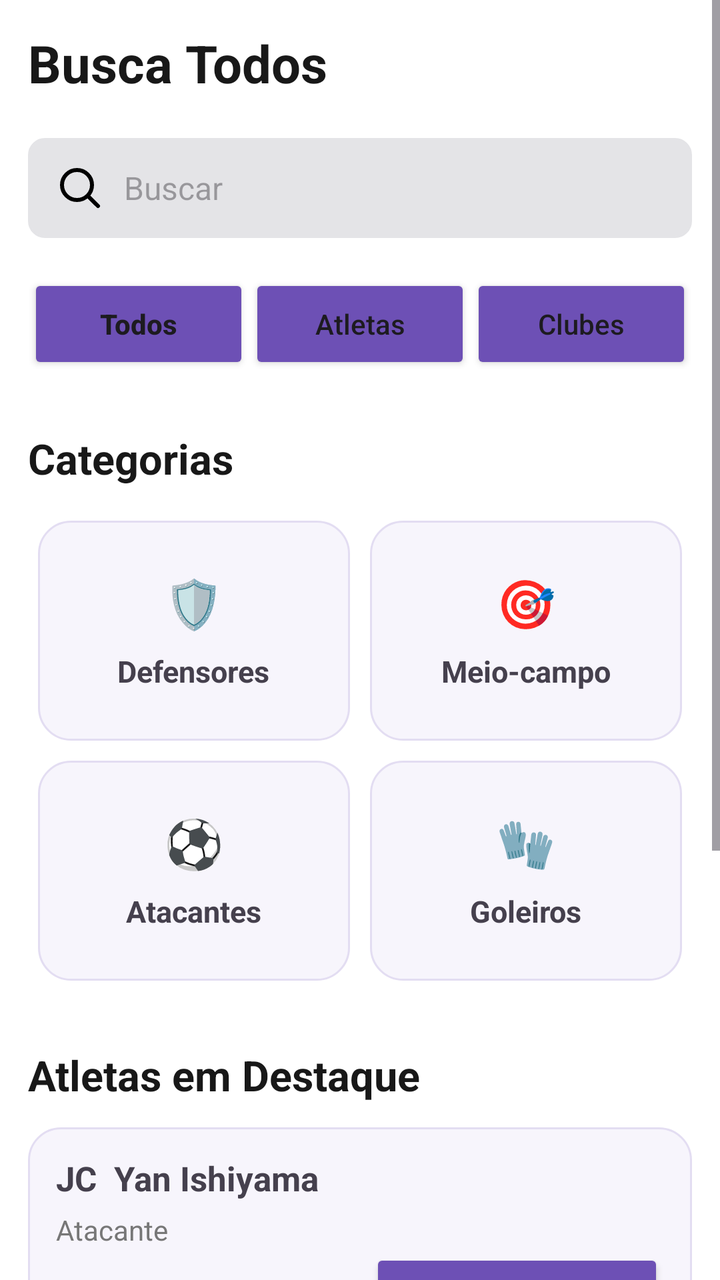
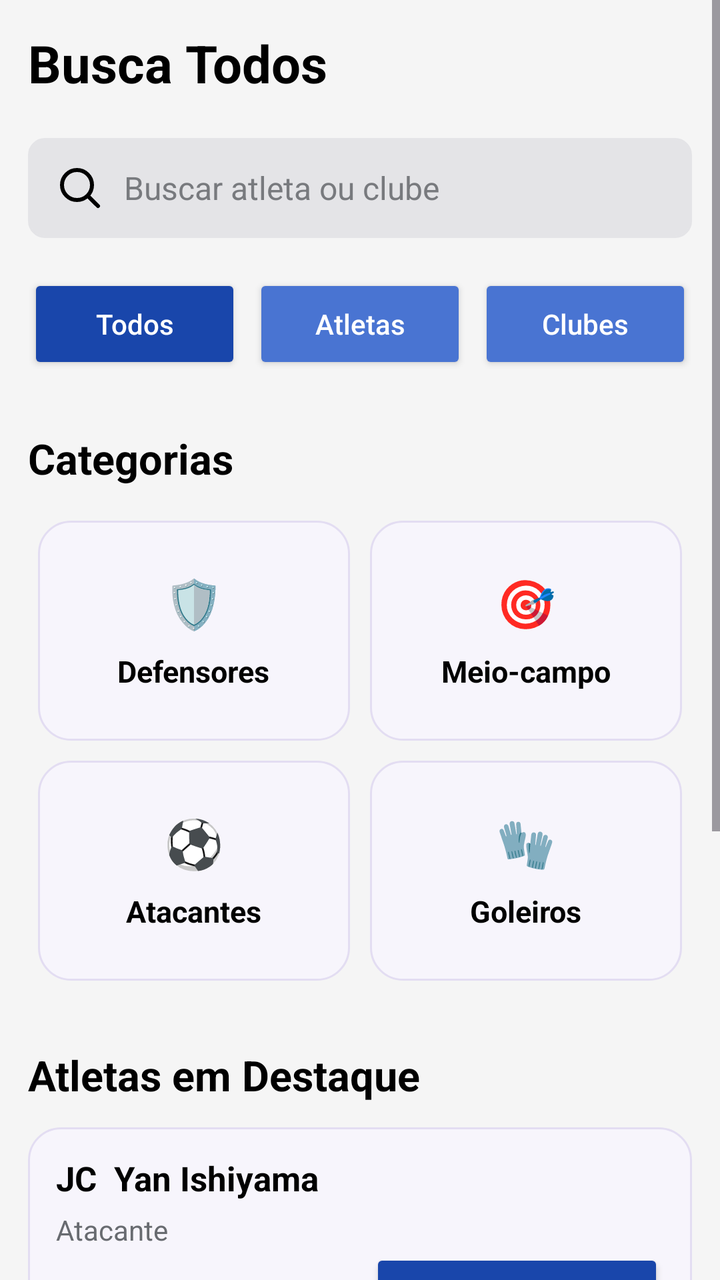

The first picture is an Android layout as it rendered before a commit; the second is the same layout after the commit. The layout source and the unified diff follow.
<!-- AndroidManifest.xml: application theme Theme.Escouter -->
<!-- res/layout/fragment_busca_todos.xml -->
<?xml version="1.0" encoding="utf-8"?>
<ScrollView xmlns:android="http://schemas.android.com/apk/res/android"
    android:layout_width="match_parent"
    android:layout_height="match_parent"
    android:background="#FFFFFF">

    <LinearLayout
        android:layout_width="match_parent"
        android:layout_height="wrap_content"
        android:orientation="vertical"
        android:padding="14dp">

        
        <TextView
            android:layout_width="wrap_content"
            android:layout_height="wrap_content"
            android:text="Busca Todos"
            android:textSize="26sp"
            android:textStyle="bold"
            android:textColor="#181818"
            android:layout_marginBottom="20dp" />

        
        <LinearLayout
            android:layout_width="match_parent"
            android:layout_height="50dp"
            android:gravity="center_vertical"
            android:paddingHorizontal="14dp"
            android:background="@drawable/bg_input">

            <ImageView
                android:layout_width="24dp"
                android:layout_height="24dp"
                android:src="@drawable/ic_buscar" />

            <EditText
                android:id="@+id/edtBusca"
                android:layout_width="match_parent"
                android:layout_height="match_parent"
                android:layout_marginStart="10dp"
                android:background="@android:color/transparent"
                android:hint="Buscar"
                android:textSize="16sp"
                android:singleLine="true" />

        </LinearLayout>

        
        <LinearLayout
            android:layout_width="match_parent"
            android:layout_height="50dp"
            android:layout_marginTop="18dp"
            android:orientation="horizontal">

            <Button
                android:id="@+id/btnTodos"
                android:layout_width="0dp"
                android:layout_height="match_parent"
                android:layout_weight="1"
                android:text="Todos"
                android:textAllCaps="false"
                android:textStyle="bold"
                android:backgroundTint="#6D50B5" />

            <Button
                android:id="@+id/btnAtletas"
                android:layout_width="0dp"
                android:layout_height="match_parent"
                android:layout_weight="1"
                android:text="Atletas"
                android:textAllCaps="false"
                android:backgroundTint="#6D50B5" />

            <Button
                android:id="@+id/btnClubes"
                android:layout_width="0dp"
                android:layout_height="match_parent"
                android:layout_weight="1"
                android:text="Clubes"
                android:textAllCaps="false"
                android:backgroundTint="#6D50B5" />

        </LinearLayout>

        
        <TextView
            android:layout_width="wrap_content"
            android:layout_height="wrap_content"
            android:text="Categorias"
            android:textSize="21sp"
            android:textStyle="bold"
            android:textColor="#181818"
            android:layout_marginTop="28dp"
            android:layout_marginBottom="12dp" />

        <LinearLayout
            android:layout_width="match_parent"
            android:layout_height="wrap_content"
            android:orientation="vertical">

            
            <LinearLayout
                android:layout_width="match_parent"
                android:layout_height="120dp"
                android:orientation="horizontal">

                <LinearLayout
                    android:layout_width="0dp"
                    android:layout_height="match_parent"
                    android:layout_weight="1"
                    android:layout_margin="5dp"
                    android:gravity="center"
                    android:orientation="vertical"
                    android:background="@drawable/bg_categoria">

                    <TextView
                        android:layout_width="wrap_content"
                        android:layout_height="wrap_content"
                        android:text="🛡️"
                        android:textSize="24sp" />

                    <TextView
                        android:layout_width="wrap_content"
                        android:layout_height="wrap_content"
                        android:text="Defensores"
                        android:textSize="15sp"
                        android:textStyle="bold"
                        android:textColor="#45404D"
                        android:layout_marginTop="8dp" />

                </LinearLayout>

                <LinearLayout
                    android:layout_width="0dp"
                    android:layout_height="match_parent"
                    android:layout_weight="1"
                    android:layout_margin="5dp"
                    android:gravity="center"
                    android:orientation="vertical"
                    android:background="@drawable/bg_categoria">

                    <TextView
                        android:layout_width="wrap_content"
                        android:layout_height="wrap_content"
                        android:text="🎯"
                        android:textSize="24sp" />

                    <TextView
                        android:layout_width="wrap_content"
                        android:layout_height="wrap_content"
                        android:text="Meio-campo"
                        android:textSize="15sp"
                        android:textStyle="bold"
                        android:textColor="#45404D"
                        android:layout_marginTop="8dp" />

                </LinearLayout>

            </LinearLayout>

            
            <LinearLayout
                android:layout_width="match_parent"
                android:layout_height="120dp"
                android:orientation="horizontal">

                <LinearLayout
                    android:layout_width="0dp"
                    android:layout_height="match_parent"
                    android:layout_weight="1"
                    android:layout_margin="5dp"
                    android:gravity="center"
                    android:orientation="vertical"
                    android:background="@drawable/bg_categoria">

                    <TextView
                        android:layout_width="wrap_content"
                        android:layout_height="wrap_content"
                        android:text="⚽"
                        android:textSize="24sp" />

                    <TextView
                        android:layout_width="wrap_content"
                        android:layout_height="wrap_content"
                        android:text="Atacantes"
                        android:textSize="15sp"
                        android:textStyle="bold"
                        android:textColor="#45404D"
                        android:layout_marginTop="8dp" />

                </LinearLayout>

                <LinearLayout
                    android:layout_width="0dp"
                    android:layout_height="match_parent"
                    android:layout_weight="1"
                    android:layout_margin="5dp"
                    android:gravity="center"
                    android:orientation="vertical"
                    android:background="@drawable/bg_categoria">

                    <TextView
                        android:layout_width="wrap_content"
                        android:layout_height="wrap_content"
                        android:text="🧤"
                        android:textSize="24sp" />

                    <TextView
                        android:layout_width="wrap_content"
                        android:layout_height="wrap_content"
                        android:text="Goleiros"
                        android:textSize="15sp"
                        android:textStyle="bold"
                        android:textColor="#45404D"
                        android:layout_marginTop="8dp" />

                </LinearLayout>

            </LinearLayout>

        </LinearLayout>

        
        <TextView
            android:layout_width="wrap_content"
            android:layout_height="wrap_content"
            android:text="Atletas em Destaque"
            android:textSize="21sp"
            android:textStyle="bold"
            android:textColor="#181818"
            android:layout_marginTop="28dp"
            android:layout_marginBottom="12dp" />

        
        <LinearLayout
            android:layout_width="match_parent"
            android:layout_height="115dp"
            android:orientation="vertical"
            android:padding="14dp"
            android:background="@drawable/bg_categoria"
            android:layout_marginBottom="10dp">

            <TextView
                android:layout_width="wrap_content"
                android:layout_height="wrap_content"
                android:text="JC  Yan Ishiyama"
                android:textSize="17sp"
                android:textStyle="bold"
                android:textColor="#45404D" />

            <TextView
                android:layout_width="wrap_content"
                android:layout_height="wrap_content"
                android:text="Atacante"
                android:textSize="14sp"
                android:textColor="#777777"
                android:layout_marginTop="5dp" />

            <Button
                android:layout_width="wrap_content"
                android:layout_height="48dp"
                android:layout_gravity="end"
                android:text="Ver Perfil Completo"
                android:textAllCaps="false"
                android:backgroundTint="#6D50B5" />

        </LinearLayout>

        
        <LinearLayout
            android:layout_width="match_parent"
            android:layout_height="115dp"
            android:orientation="vertical"
            android:padding="14dp"
            android:background="@drawable/bg_categoria"
            android:layout_marginBottom="10dp">

            <TextView
                android:layout_width="wrap_content"
                android:layout_height="wrap_content"
                android:text="PS  Pedro de Souza"
                android:textSize="17sp"
                android:textStyle="bold"
                android:textColor="#45404D" />

            <TextView
                android:layout_width="wrap_content"
                android:layout_height="wrap_content"
                android:text="Goleiro"
                android:textSize="14sp"
                android:textColor="#777777"
                android:layout_marginTop="5dp" />

            <Button
                android:layout_width="wrap_content"
                android:layout_height="48dp"
                android:layout_gravity="end"
                android:text="Ver Perfil Completo"
                android:textAllCaps="false"
                android:backgroundTint="#6D50B5" />

        </LinearLayout>

        
        <LinearLayout
            android:layout_width="match_parent"
            android:layout_height="115dp"
            android:orientation="vertical"
            android:padding="14dp"
            android:background="@drawable/bg_categoria"
            android:layout_marginBottom="20dp">

            <TextView
                android:layout_width="wrap_content"
                android:layout_height="wrap_content"
                android:text="EC  Elinario Costa"
                android:textSize="17sp"
                android:textStyle="bold"
                android:textColor="#45404D" />

            <TextView
                android:layout_width="wrap_content"
                android:layout_height="wrap_content"
                android:text="Zagueiro"
                android:textSize="14sp"
                android:textColor="#777777"
                android:layout_marginTop="5dp" />

            <Button
                android:layout_width="wrap_content"
                android:layout_height="48dp"
                android:layout_gravity="end"
                android:text="Ver Perfil Completo"
                android:textAllCaps="false"
                android:backgroundTint="#6D50B5" />

        </LinearLayout>

    </LinearLayout>

</ScrollView>
<!-- resources referenced by this layout -->
<resources>
  <!-- drawable bg_categoria (drawable) -->
  <?xml version="1.0" encoding="utf-8"?>
  <shape xmlns:android="http://schemas.android.com/apk/res/android"
      android:shape="rectangle">
  
      <solid android:color="#F7F5FC" />
  
      <corners android:radius="16dp" />
  
      <stroke
          android:width="1dp"
          android:color="#E3DDF2" />
  
  </shape>
  <!-- drawable bg_input (drawable) -->
  <?xml version="1.0" encoding="utf-8"?>
  <shape xmlns:android="http://schemas.android.com/apk/res/android"
      android:shape="rectangle">
  
      <solid android:color="@color/card" />
      <corners android:radius="8dp" />
      <stroke
          android:width="1dp"
          android:color="@color/card" />
  
  </shape>
  <!-- drawable ic_buscar (drawable) -->
  <vector xmlns:android="http://schemas.android.com/apk/res/android" android:height="24dp" android:viewportHeight="24" android:viewportWidth="24" android:width="24dp">
        
      <path android:fillColor="#00000000" android:pathData="M15.795,15.811L21,21M18,10.5C18,14.642 14.642,18 10.5,18C6.358,18 3,14.642 3,10.5C3,6.358 6.358,3 10.5,3C14.642,3 18,6.358 18,10.5Z" android:strokeColor="#000000" android:strokeLineCap="round" android:strokeLineJoin="round" android:strokeWidth="2"/>
      
  </vector>
  <style name="Theme.Escouter" parent="Base.Theme.Escouter" />
  <color name="card">#E4E4E7</color>
  <style name="Base.Theme.Escouter" parent="Theme.Material3.DayNight.NoActionBar">
          
          
      </style>
</resources>

<!-- the commit's change to res/layout/fragment_busca_todos.xml (unified diff, before → after) -->
@@ -1,8 +1,9 @@
 <?xml version="1.0" encoding="utf-8"?>
-<ScrollView xmlns:android="http://schemas.android.com/apk/res/android"
+<ScrollView
+    xmlns:android="http://schemas.android.com/apk/res/android"
     android:layout_width="match_parent"
     android:layout_height="match_parent"
-    android:background="#FFFFFF">
+    android:background="@color/fundo">
 
     <LinearLayout
         android:layout_width="match_parent"
@@ -17,7 +18,7 @@
             android:text="Busca Todos"
             android:textSize="26sp"
             android:textStyle="bold"
-            android:textColor="#181818"
+            android:textColor="@color/txtPreto"
             android:layout_marginBottom="20dp" />
 
         
@@ -25,22 +26,27 @@
             android:layout_width="match_parent"
             android:layout_height="50dp"
             android:gravity="center_vertical"
-            android:paddingHorizontal="14dp"
+            android:paddingStart="14dp"
+            android:paddingEnd="14dp"
             android:background="@drawable/bg_input">
 
             <ImageView
                 android:layout_width="24dp"
                 android:layout_height="24dp"
-                android:src="@drawable/ic_buscar" />
+                android:src="@drawable/ic_buscar"
+                android:contentDescription="Buscar" />
 
             <EditText
                 android:id="@+id/edtBusca"
-                android:layout_width="match_parent"
+                android:layout_width="0dp"
                 android:layout_height="match_parent"
+                android:layout_weight="1"
                 android:layout_marginStart="10dp"
                 android:background="@android:color/transparent"
-                android:hint="Buscar"
+                android:hint="Buscar atleta ou clube"
                 android:textSize="16sp"
+                android:textColor="@color/txtPreto"
+                android:textColorHint="@color/txtCinzaClaro"
                 android:singleLine="true" />
 
         </LinearLayout>
@@ -59,26 +65,30 @@
                 android:layout_weight="1"
                 android:text="Todos"
                 android:textAllCaps="false"
-                android:textStyle="bold"
-                android:backgroundTint="#6D50B5" />
+                android:textColor="@color/txtBranco"
+                android:backgroundTint="@color/cardPeneira" />
 
             <Button
                 android:id="@+id/btnAtletas"
                 android:layout_width="0dp"
                 android:layout_height="match_parent"
                 android:layout_weight="1"
+                android:layout_marginStart="6dp"
                 android:text="Atletas"
                 android:textAllCaps="false"
-                android:backgroundTint="#6D50B5" />
+                android:textColor="@color/txtBranco"
+                android:backgroundTint="@color/pontuacoes" />
 
             <Button
                 android:id="@+id/btnClubes"
                 android:layout_width="0dp"
                 android:layout_height="match_parent"
                 android:layout_weight="1"
+                android:layout_marginStart="6dp"
                 android:text="Clubes"
                 android:textAllCaps="false"
-                android:backgroundTint="#6D50B5" />
+                android:textColor="@color/txtBranco"
+                android:backgroundTint="@color/pontuacoes" />
 
         </LinearLayout>
 
@@ -89,7 +99,7 @@
             android:text="Categorias"
             android:textSize="21sp"
             android:textStyle="bold"
-            android:textColor="#181818"
+            android:textColor="@color/txtPreto"
             android:layout_marginTop="28dp"
             android:layout_marginBottom="12dp" />
 
@@ -104,14 +114,18 @@
                 android:layout_height="120dp"
                 android:orientation="horizontal">
 
+                
                 <LinearLayout
+                    android:id="@+id/cardDefensores"
                     android:layout_width="0dp"
                     android:layout_height="match_parent"
                     android:layout_weight="1"
                     android:layout_margin="5dp"
                     android:gravity="center"
                     android:orientation="vertical"
-                    android:background="@drawable/bg_categoria">
+                    android:background="@drawable/bg_categoria"
+                    android:clickable="true"
+                    android:focusable="true">
 
                     <TextView
                         android:layout_width="wrap_content"
@@ -125,19 +139,23 @@
                         android:text="Defensores"
                         android:textSize="15sp"
                         android:textStyle="bold"
-                        android:textColor="#45404D"
+                        android:textColor="@color/txtPreto"
                         android:layout_marginTop="8dp" />
 
                 </LinearLayout>
 
+                
                 <LinearLayout
+                    android:id="@+id/cardMeioCampo"
                     android:layout_width="0dp"
                     android:layout_height="match_parent"
                     android:layout_weight="1"
                     android:layout_margin="5dp"
                     android:gravity="center"
                     android:orientation="vertical"
-                    android:background="@drawable/bg_categoria">
+                    android:background="@drawable/bg_categoria"
+                    android:clickable="true"
+                    android:focusable="true">
 
                     <TextView
                         android:layout_width="wrap_content"
@@ -151,7 +169,7 @@
                         android:text="Meio-campo"
                         android:textSize="15sp"
                         android:textStyle="bold"
-                        android:textColor="#45404D"
+                        android:textColor="@color/txtPreto"
                         android:layout_marginTop="8dp" />
 
                 </LinearLayout>
@@ -164,14 +182,18 @@
                 android:layout_height="120dp"
                 android:orientation="horizontal">
 
+                
                 <LinearLayout
+                    android:id="@+id/cardAtacantes"
                     android:layout_width="0dp"
                     android:layout_height="match_parent"
                     android:layout_weight="1"
                     android:layout_margin="5dp"
                     android:gravity="center"
                     android:orientation="vertical"
-                    android:background="@drawable/bg_categoria">
+                    android:background="@drawable/bg_categoria"
+                    android:clickable="true"
+                    android:focusable="true">
 
                     <TextView
                         android:layout_width="wrap_content"
@@ -185,19 +207,23 @@
                         android:text="Atacantes"
                         android:textSize="15sp"
                         android:textStyle="bold"
-                        android:textColor="#45404D"
+                        android:textColor="@color/txtPreto"
                         android:layout_marginTop="8dp" />
 
                 </LinearLayout>
 
+                
                 <LinearLayout
+                    android:id="@+id/cardGoleiros"
                     android:layout_width="0dp"
                     android:layout_height="match_parent"
                     android:layout_weight="1"
                     android:layout_margin="5dp"
                     android:gravity="center"
                     android:orientation="vertical"
-                    android:background="@drawable/bg_categoria">
+                    android:background="@drawable/bg_categoria"
+                    android:clickable="true"
+                    android:focusable="true">
 
                     <TextView
                         android:layout_width="wrap_content"
@@ -211,7 +237,7 @@
                         android:text="Goleiros"
                         android:textSize="15sp"
                         android:textStyle="bold"
-                        android:textColor="#45404D"
+                        android:textColor="@color/txtPreto"
                         android:layout_marginTop="8dp" />
 
                 </LinearLayout>
@@ -227,112 +253,130 @@
             android:text="Atletas em Destaque"
             android:textSize="21sp"
             android:textStyle="bold"
-            android:textColor="#181818"
+            android:textColor="@color/txtPreto"
             android:layout_marginTop="28dp"
             android:layout_marginBottom="12dp" />
 
         
         <LinearLayout
-            android:layout_width="match_parent"
-            android:layout_height="115dp"
+            android:id="@+id/cardYan"
+            android:layout_width="match_parent"
+            android:layout_height="wrap_content"
+            android:minHeight="115dp"
             android:orientation="vertical"
             android:padding="14dp"
             android:background="@drawable/bg_categoria"
             android:layout_marginBottom="10dp">
 
             <TextView
+                android:id="@+id/txtNomeYan"
                 android:layout_width="wrap_content"
                 android:layout_height="wrap_content"
                 android:text="JC  Yan Ishiyama"
                 android:textSize="17sp"
                 android:textStyle="bold"
-                android:textColor="#45404D" />
-
-            <TextView
+                android:textColor="@color/txtPreto" />
+
+            <TextView
+                android:id="@+id/txtPosicaoYan"
                 android:layout_width="wrap_content"
                 android:layout_height="wrap_content"
                 android:text="Atacante"
                 android:textSize="14sp"
-                android:textColor="#777777"
+                android:textColor="@color/txtCinza"
                 android:layout_marginTop="5dp" />
 
             <Button
+                android:id="@+id/btnVerYan"
                 android:layout_width="wrap_content"
                 android:layout_height="48dp"
                 android:layout_gravity="end"
                 android:text="Ver Perfil Completo"
                 android:textAllCaps="false"
-                android:backgroundTint="#6D50B5" />
-
-        </LinearLayout>
-
-        
-        <LinearLayout
-            android:layout_width="match_parent"
-            android:layout_height="115dp"
+                android:textColor="@color/txtBranco"
+                android:backgroundTint="@color/cardPeneira" />
+
+        </LinearLayout>
+
+        
+        <LinearLayout
+            android:id="@+id/cardPedro"
+            android:layout_width="match_parent"
+            android:layout_height="wrap_content"
+            android:minHeight="115dp"
             android:orientation="vertical"
             android:padding="14dp"
             android:background="@drawable/bg_categoria"
             android:layout_marginBottom="10dp">
 
             <TextView
+                android:id="@+id/txtNomePedro"
                 android:layout_width="wrap_content"
                 android:layout_height="wrap_content"
                 android:text="PS  Pedro de Souza"
                 android:textSize="17sp"
                 android:textStyle="bold"
-                android:textColor="#45404D" />
-
-            <TextView
+                android:textColor="@color/txtPreto" />
+
+            <TextView
+                android:id="@+id/txtPosicaoPedro"
                 android:layout_width="wrap_content"
                 android:layout_height="wrap_content"
                 android:text="Goleiro"
                 android:textSize="14sp"
-                android:textColor="#777777"
+                android:textColor="@color/txtCinza"
                 android:layout_marginTop="5dp" />
 
             <Button
+                android:id="@+id/btnVerPedro"
                 android:layout_width="wrap_content"
                 android:layout_height="48dp"
                 android:layout_gravity="end"
                 android:text="Ver Perfil Completo"
                 android:textAllCaps="false"
-                android:backgroundTint="#6D50B5" />
-
-        </LinearLayout>
-
-        
-        <LinearLayout
-            android:layout_width="match_parent"
-            android:layout_height="115dp"
+                android:textColor="@color/txtBranco"
+                android:backgroundTint="@color/cardPeneira" />
+
+        </LinearLayout>
+
+        
+        <LinearLayout
+            android:id="@+id/cardElinario"
+            android:layout_width="match_parent"
+            android:layout_height="wrap_content"
+            android:minHeight="115dp"
             android:orientation="vertical"
             android:padding="14dp"
             android:background="@drawable/bg_categoria"
             android:layout_marginBottom="20dp">
 
             <TextView
+                android:id="@+id/txtNomeElinario"
                 android:layout_width="wrap_content"
                 android:layout_height="wrap_content"
                 android:text="EC  Elinario Costa"
                 android:textSize="17sp"
                 android:textStyle="bold"
-                android:textColor="#45404D" />
-
-            <TextView
+                android:textColor="@color/txtPreto" />
+
+            <TextView
+                android:id="@+id/txtPosicaoElinario"
                 android:layout_width="wrap_content"
                 android:layout_height="wrap_content"
                 android:text="Zagueiro"
                 android:textSize="14sp"
-                android:textColor="#777777"
+                android:textColor="@color/txtCinza"
                 android:layout_marginTop="5dp" />
 
             <Button
+                android:id="@+id/btnVerElinario"
                 android:layout_width="wrap_content"
                 android:layout_height="48dp"
                 android:layout_gravity="end"
                 android:text="Ver Perfil Completo"
                 android:textAllCaps="false"
-                android:backgroundTint="#6D50B5" />
+                android:textColor="@color/txtBranco"
+                android:backgroundTint="@color/cardPeneira" />
 
         </LinearLayout>
 
<!-- resource entries referenced after the edit -->
@@ -1,5 +1,12 @@
 <!-- resources referenced by this layout -->
 <resources>
+  <color name="cardPeneira">#1946AB</color>
+  <color name="fundo">#F5F5F5</color>
+  <color name="pontuacoes">#4974D2</color>
+  <color name="txtBranco">#FFFFFF</color>
+  <color name="txtCinza">#686B70</color>
+  <color name="txtCinzaClaro">#787A7E</color>
+  <color name="txtPreto">#000000</color>
   <!-- drawable bg_categoria (drawable) -->
   <?xml version="1.0" encoding="utf-8"?>
   <shape xmlns:android="http://schemas.android.com/apk/res/android"
